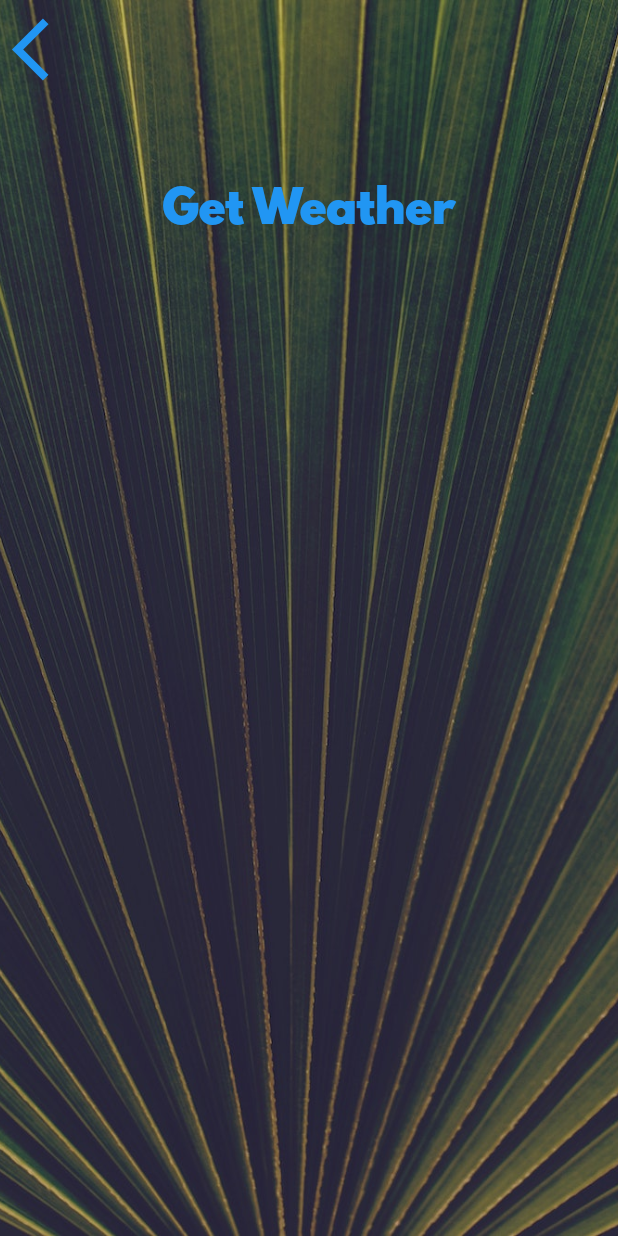
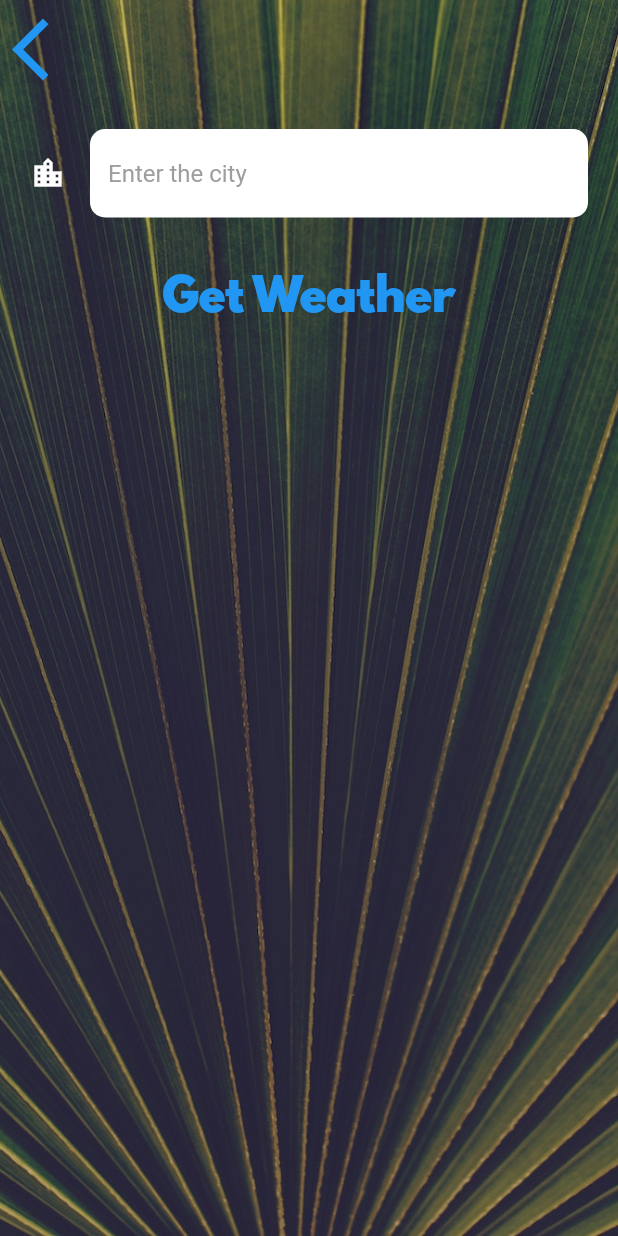
Before and after one commit to ArturAssisComp/clima, a Flutter app: the CityScreen screen opened by its route, after a tap on "Get Weather", on a phone screen of 412 x 824 dp. Run offline on Flutter 3.47's test engine with Material 2 defaults, Android fonts, the phone set to English and light mode, and no system bars; our stand-ins replace flutter_spinkit, geolocator.

Commit message:
Add text field to get the city name from the user

```diff
--- a/lib/screens/city_screen.dart
+++ b/lib/screens/city_screen.dart
@@ -10,6 +10,7 @@ class CityScreen extends StatefulWidget {
 }
 
 class _CityScreenState extends State<CityScreen> {
+  String _cityName = '';
   @override
   Widget build(BuildContext context) {
     return Scaffold(
@@ -38,10 +39,20 @@ class _CityScreenState extends State<CityScreen> {
               ),
               Container(
                 padding: const EdgeInsets.all(20.0),
-                child: null,
+                child: TextField(
+                  onChanged: (newValue) {
+                    _cityName = newValue;
+                  },
+                  style: const TextStyle(
+                    color: Colors.black,
+                  ),
+                  decoration: kTextFieldInputDecoration,
+                ),
               ),
               TextButton(
-                onPressed: () {},
+                onPressed: () {
+                  print(_cityName);
+                },
                 child: const Text(
                   'Get Weather',
                   style: kButtonTextStyle,
--- a/lib/utilities/constants.dart
+++ b/lib/utilities/constants.dart
@@ -20,3 +20,19 @@ const kButtonTextStyle = TextStyle(
 const kConditionTextStyle = TextStyle(
   fontSize: 55.0,
 );
+final kTextFieldInputDecoration = InputDecoration(
+  hintText: 'Enter the city',
+  hintStyle: const TextStyle(
+    color: Colors.grey,
+  ),
+  fillColor: Colors.white,
+  filled: true,
+  icon: const Icon(
+    Icons.location_city,
+    color: Colors.white,
+  ),
+  border: OutlineInputBorder(
+    borderRadius: BorderRadius.circular(10),
+    borderSide: BorderSide.none,
+  ),
+);
```
